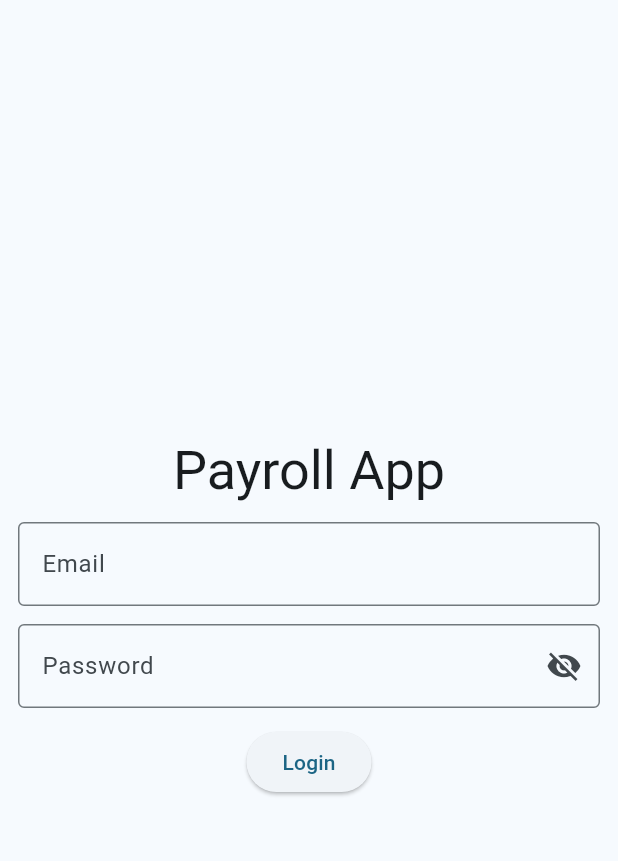
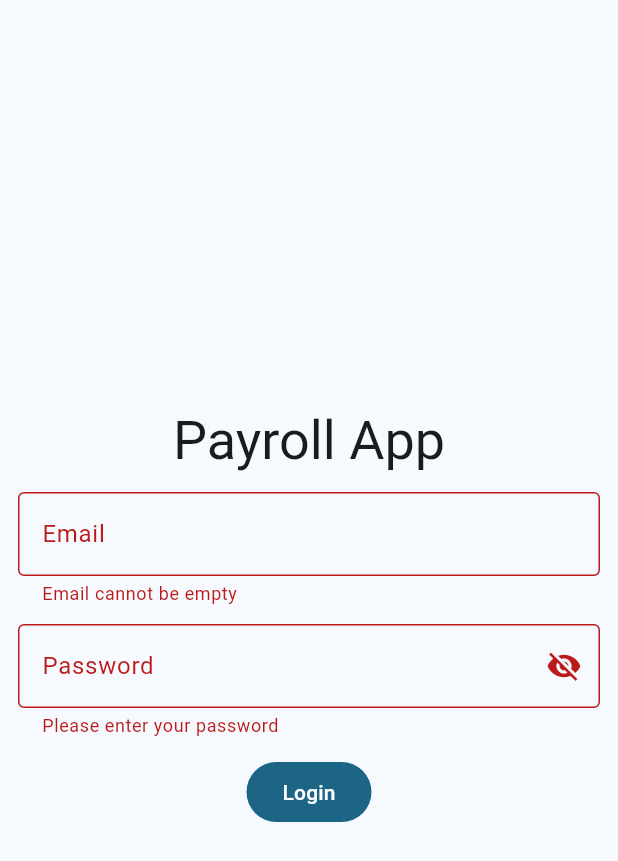
Before and after one commit to Delthoid/payroll_app_opr_test, a Flutter app: the screen it shows after launch, after a tap on "Login", on a phone screen of 412 x 824 dp. Shown: the top 861 px of the screen. Run offline on Flutter 3.47's test engine with Material 3 defaults, Android fonts, the phone set to English and light mode, and no system bars; our stand-ins replace bloc, flutter_bloc, get_it, go_router.

Commit message:
Implemented auth bloc on auth page

```diff
--- /dev/null
+++ b/lib/core/utils/validators.dart
@@ -0,0 +1,12 @@
+class Validators {
+  static String? validateEmail(String? value) {
+    if (value == null || value.isEmpty) {
+      return 'Email cannot be empty';
+    }
+    final emailRegex = RegExp(r'^[^@]+@[^@]+\.[^@]+$');
+    if (!emailRegex.hasMatch(value)) {
+      return 'Invalid email format';
+    }
+    return null;
+  }
+}
--- /dev/null
+++ b/lib/presentation/auth/bloc/auth_bloc_extension.dart
@@ -0,0 +1,5 @@
+import 'package:payroll_app_opr_test/presentation/auth/bloc/auth_bloc.dart';
+
+extension AuthBlocExtension on AuthState {
+  bool get isLoading => this is AuthLoading;
+}
--- a/lib/presentation/auth/bloc/auth_event.dart
+++ b/lib/presentation/auth/bloc/auth_event.dart
@@ -7,5 +7,8 @@ final class AuthLoginRequest extends AuthEvent {
   final String email;
   final String password;
 
-  AuthLoginRequest(this.email, this.password);
+  AuthLoginRequest({
+    required this.email,
+    required this.password,
+  });
 }
--- a/lib/presentation/auth/pages/auth_page.dart
+++ b/lib/presentation/auth/pages/auth_page.dart
@@ -1,4 +1,9 @@
 import 'package:flutter/material.dart';
+import 'package:flutter_bloc/flutter_bloc.dart';
+import 'package:payroll_app_opr_test/core/utils/validators.dart';
+import 'package:payroll_app_opr_test/core/widgets/error_container.dart';
+import 'package:payroll_app_opr_test/presentation/auth/bloc/auth_bloc.dart';
+import 'package:payroll_app_opr_test/presentation/auth/bloc/auth_bloc_extension.dart';
 
 class AuthPage extends StatefulWidget {
   const AuthPage({super.key});
@@ -9,12 +14,19 @@ class AuthPage extends StatefulWidget {
 
 class _AuthPageState extends State<AuthPage> {
   final formKey = GlobalKey<FormState>();
+  final TextEditingController emailController = TextEditingController();
+  final TextEditingController passwordController = TextEditingController();
 
   bool _showPassword = false;
 
   @override
   Widget build(BuildContext context) {
     final theme = Theme.of(context);
+    return BlocConsumer<AuthBloc, AuthState>(
+      listener: (context, state) {
+        // TODO: implement listener
+      },
+      builder: (context, state) {
         return Scaffold(
           body: Column(
             mainAxisAlignment: MainAxisAlignment.center,
@@ -28,12 +40,20 @@ class _AuthPageState extends State<AuthPage> {
                   key: formKey,
                   child: Column(
                     children: [
+                      if (state is AuthFailure) ...[
+                        ErrorContainer(errorMessage: state.error),
+                        const SizedBox(height: 12),
+                      ],
+
                       TextFormField(
+                        controller: emailController,
                         decoration: InputDecoration(labelText: 'Email', border: OutlineInputBorder()),
                         keyboardType: TextInputType.emailAddress,
+                        validator: (value) => Validators.validateEmail(value),
                       ),
                       SizedBox(height: 12),
                       TextFormField(
+                        controller: passwordController,
                         decoration: InputDecoration(
                           labelText: 'Password',
                           border: OutlineInputBorder(),
@@ -46,17 +66,27 @@ class _AuthPageState extends State<AuthPage> {
                             },
                           ),
                         ),
+                        validator: (value) => value == null || value.isEmpty ? 'Please enter your password' : null,
                         obscureText: !_showPassword,
                       ),
                       SizedBox(height: 12),
-                  ElevatedButton(
-                    onPressed: () {
+
+                      if (state.isLoading) ...[
+                        CircularProgressIndicator(),
+                      ] else ...[
+                        FilledButton(
+                          onPressed: state.isLoading
+                              ? null
+                              : () {
                                   if (formKey.currentState?.validate() ?? false) {
-                        // Handle authentication logic
+                                    context.read<AuthBloc>().add(
+                                      AuthLoginRequest(email: emailController.text, password: passwordController.text),
+                                    );
                                   }
                                 },
                           child: Text('Login'),
                         ),
+                      ],
                     ],
                   ),
                 ),
@@ -64,5 +94,7 @@ class _AuthPageState extends State<AuthPage> {
             ],
           ),
         );
+      },
+    );
   }
 }
```
Also changed, not shown: lib/core/widgets/error_container.dart (added, +23 -0 lines), lib/presentation/auth/bloc/auth_bloc.dart (+14 -0 lines). Lines whose indentation alone changed are shown as unchanged.
